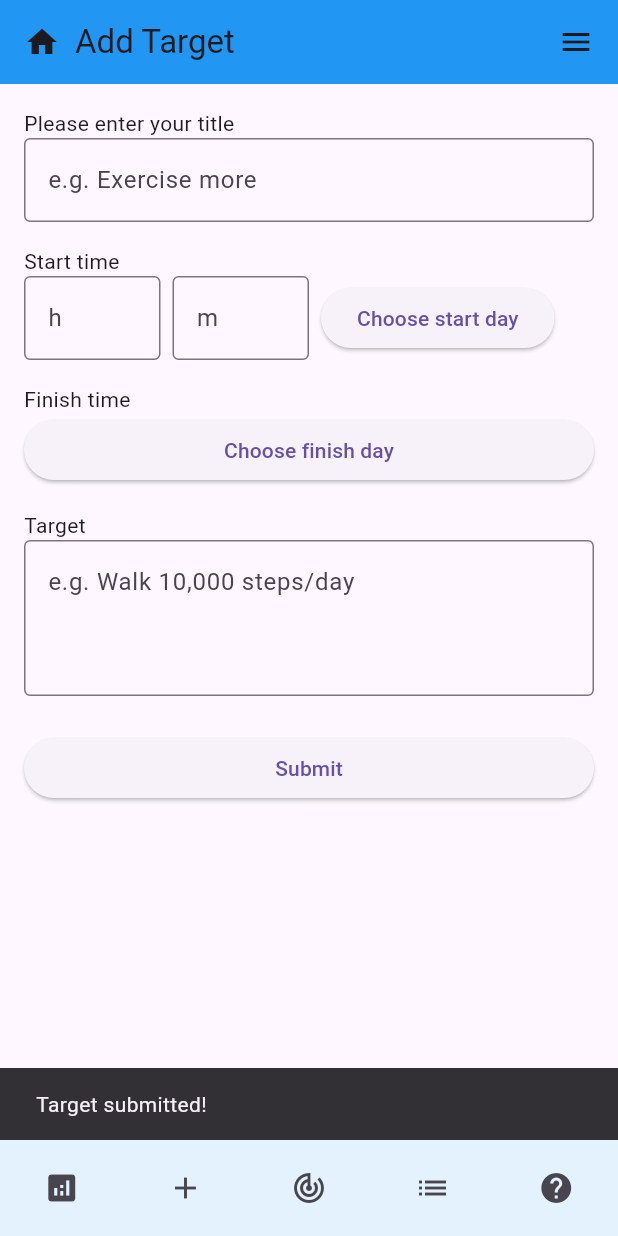
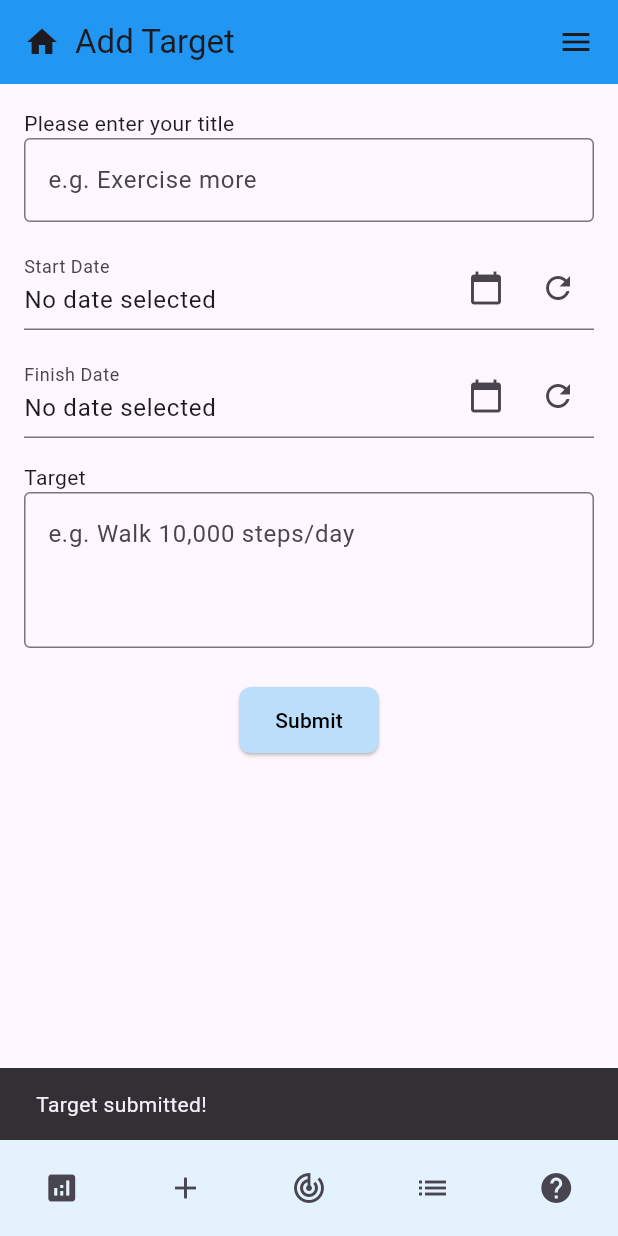
Before and after one commit to ivy159205/fe-mobile, a Flutter app: the AddTargetScreen screen opened directly, after a tap on "Submit", on a phone screen of 412 x 824 dp. Run offline on Flutter 3.47's test engine with Material 3 defaults, Android fonts, the phone set to English and light mode, and no system bars; our stand-ins replace fl_chart.

Commit message:
fifth commit

```diff
--- a/lib/addTarget.dart
+++ b/lib/addTarget.dart
@@ -1,4 +1,5 @@
 import 'package:flutter/material.dart';
+import 'package:intl/intl.dart';
 
 void main() {
   runApp(MaterialApp(
@@ -17,41 +18,73 @@ class AddTargetScreen extends StatefulWidget {
 
 class _AddTargetScreenState extends State<AddTargetScreen> {
   final _titleController = TextEditingController();
-  final _startHourController = TextEditingController();
-  final _startMinuteController = TextEditingController();
   final _targetController = TextEditingController();
+
+  final _startDateController = TextEditingController(text: 'No date selected');
+  final _finishDateController = TextEditingController(text: 'No date selected');
 
   DateTime? _startDate;
   DateTime? _finishDate;
 
-  void _selectDate(bool isStart) async {
-    DateTime? picked = await showDatePicker(
+  String _formatDate(DateTime? date) {
+    if (date == null) return "No date selected";
+    return DateFormat('dd MMMM yyyy').format(date);
+  }
+
+  void _selectDate({required bool isStart}) async {
+    final now = DateTime.now();
+    final initial = isStart ? (_startDate ?? now) : (_finishDate ?? now);
+
+    final picked = await showDatePicker(
       context: context,
-      initialDate: DateTime.now(),
-      firstDate: DateTime(2020),
-      lastDate: DateTime(2100),
+      initialDate: initial,
+      firstDate: DateTime(1900),
+      lastDate: DateTime(2500),
     );
 
     if (picked != null) {
       setState(() {
         if (isStart) {
           _startDate = picked;
+          _startDateController.text = _formatDate(picked);
         } else {
           _finishDate = picked;
+          _finishDateController.text = _formatDate(picked);
         }
       });
     }
   }
 
+  void _clearDate(bool isStart) {
+    setState(() {
+      if (isStart) {
+        _startDate = null;
+        _startDateController.text = 'No date selected';
+      } else {
+        _finishDate = null;
+        _finishDateController.text = 'No date selected';
+      }
+    });
+  }
+
   void _submitTarget() {
-    print("📌 Title: ${_titleController.text}");
-    print("🕐 Start: ${_startHourController.text}:${_startMinuteController.text} on ${_startDate.toString()}");
-    print("🕓 Finish: ${_finishDate.toString()}");
-    print("🎯 Target: ${_targetController.text}");
+    print("Title: ${_titleController.text}");
+    print("Start: ${_startDate.toString()}");
+    print("Finish: ${_finishDate.toString()}");
+    print("Target: ${_targetController.text}");
 
     ScaffoldMessenger.of(context).showSnackBar(
       SnackBar(content: Text("Target submitted!")),
     );
+  }
+
+  @override
+  void dispose() {
+    _titleController.dispose();
+    _targetController.dispose();
+    _startDateController.dispose();
+    _finishDateController.dispose();
+    super.dispose();
   }
 
   @override
@@ -83,55 +116,48 @@ class _AddTargetScreenState extends State<AddTargetScreen> {
             ),
             SizedBox(height: 16),
 
-            Text("Start time"),
-            Row(
-              children: [
-                Flexible(
-                  flex: 1,
-                  child: TextField(
-                    controller: _startHourController,
-                    keyboardType: TextInputType.number,
-                    decoration: InputDecoration(
-                      hintText: "h",
-                      border: OutlineInputBorder(),
+            // Start Date Field
+            TextField(
+              controller: _startDateController,
+              readOnly: true,
+              decoration: InputDecoration(
+                labelText: "Start Date",
+                suffixIcon: Row(
+                  mainAxisSize: MainAxisSize.min,
+                  children: [
+                    IconButton(
+                      icon: Icon(Icons.calendar_today),
+                      onPressed: () => _selectDate(isStart: true),
                     ),
-                  ),
+                    IconButton(
+                      icon: Icon(Icons.refresh),
+                      onPressed: () => _clearDate(true),
+                    ),
+                  ],
                 ),
-                SizedBox(width: 8),
-                Flexible(
-                  flex: 1,
-                  child: TextField(
-                    controller: _startMinuteController,
-                    keyboardType: TextInputType.number,
-                    decoration: InputDecoration(
-                      hintText: "m",
-                      border: OutlineInputBorder(),
-                    ),
-                  ),
-                ),
-                SizedBox(width: 8),
-                Flexible(
-                  flex: 2,
-                  child: ElevatedButton(
-                    onPressed: () => _selectDate(true),
-                    child: Text(
-                      _startDate == null
-                          ? "Choose start day"
-                          : "${_startDate!.month}/${_startDate!.day}/${_startDate!.year}",
-                    ),
-                  ),
-                ),
-              ],
+              ),
             ),
             SizedBox(height: 16),
 
-            Text("Finish time"),
-            ElevatedButton(
-              onPressed: () => _selectDate(false),
-              child: Text(
-                _finishDate == null
-                    ? "Choose finish day"
-                    : "${_finishDate!.month}/${_finishDate!.day}/${_finishDate!.year}",
+            // Finish Date Field
+            TextField(
+              controller: _finishDateController,
+              readOnly: true,
+              decoration: InputDecoration(
+                labelText: "Finish Date",
+                suffixIcon: Row(
+                  mainAxisSize: MainAxisSize.min,
+                  children: [
+                    IconButton(
+                      icon: Icon(Icons.calendar_today),
+                      onPressed: () => _selectDate(isStart: false),
+                    ),
+                    IconButton(
+                      icon: Icon(Icons.refresh),
+                      onPressed: () => _clearDate(false),
+                    ),
+                  ],
+                ),
               ),
             ),
             SizedBox(height: 16),
@@ -147,9 +173,22 @@ class _AddTargetScreenState extends State<AddTargetScreen> {
             ),
             SizedBox(height: 24),
 
-            ElevatedButton(
-              onPressed: _submitTarget,
-              child: Text("Submit"),
+            Align(
+              alignment: Alignment.center,
+              child: ElevatedButton(
+                onPressed: _submitTarget,
+                style: ElevatedButton.styleFrom(
+                  backgroundColor: Colors.blue[100],
+                  padding: EdgeInsets.symmetric(horizontal: 24, vertical: 12),
+                  shape: RoundedRectangleBorder(
+                    borderRadius: BorderRadius.circular(8),
+                  ),
+                ),
+                child: Text(
+                  "Submit",
+                  style: TextStyle(color: Colors.black),
+                ),
+              ),
             ),
           ],
         ),
@@ -173,7 +212,7 @@ class _AddTargetScreenState extends State<AddTargetScreen> {
             IconButton(
               icon: Icon(Icons.track_changes),
               tooltip: "Add Target",
-              onPressed: () {}, // Trang hiện tại
+              onPressed: () {},
             ),
             IconButton(
               icon: Icon(Icons.list),
--- a/lib/dailylogentry.dart
+++ b/lib/dailylogentry.dart
@@ -90,10 +90,10 @@ class _DailyLogScreenState extends State<DailyLogScreen> {
   Widget build(BuildContext context) {
     return Scaffold(
       appBar: AppBar(
-        backgroundColor: Colors.white,
+        backgroundColor: Colors.blue,
         elevation: 1,
         leading: IconButton(
-          icon: const Icon(Icons.home_outlined, color: Colors.blue),
+          icon: const Icon(Icons.home_outlined, color: Colors.white),
           onPressed: () {},
         ),
         title: const Text(
@@ -103,7 +103,7 @@ class _DailyLogScreenState extends State<DailyLogScreen> {
         centerTitle: true,
         actions: [
           IconButton(
-            icon: const Icon(Icons.menu, color: Colors.blue),
+            icon: const Icon(Icons.menu, color: Colors.white),
             onPressed: () {},
           ),
         ],
```
